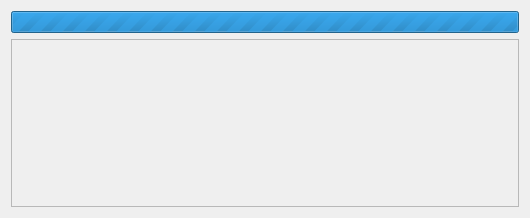
Qt form picup/ui_files/LinkDialog.ui (Arvedui/picup) before a commit.
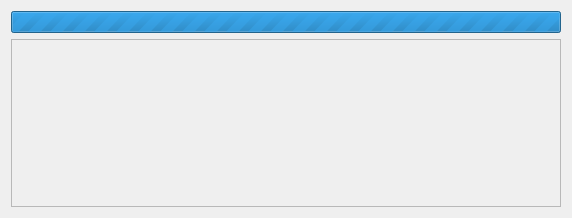
The same form after that commit.

The edit to the form file:
```diff
--- a/picup/ui_files/LinkDialog.ui
+++ b/picup/ui_files/LinkDialog.ui
@@ -6,15 +6,18 @@
    <rect>
     <x>0</x>
     <y>0</y>
-    <width>530</width>
+    <width>572</width>
     <height>218</height>
    </rect>
   </property>
   <property name="windowTitle">
    <string>Dialog</string>
   </property>
-  <layout class="QGridLayout" name="gridLayout">
-   <item row="0" column="0">
+  <property name="locale">
+   <locale language="German" country="Germany"/>
+  </property>
+  <layout class="QVBoxLayout" name="verticalLayout">
+   <item>
     <widget class="QProgressBar" name="progressBar_upload">
      <property name="maximum">
       <number>0</number>
@@ -33,8 +36,14 @@
      </property>
     </widget>
    </item>
-   <item row="1" column="0">
+   <item>
     <widget class="QScrollArea" name="scrollArea">
+     <property name="sizePolicy">
+      <sizepolicy hsizetype="Minimum" vsizetype="Minimum">
+       <horstretch>0</horstretch>
+       <verstretch>0</verstretch>
+      </sizepolicy>
+     </property>
      <property name="widgetResizable">
       <bool>true</bool>
      </property>
@@ -43,7 +52,7 @@
        <rect>
         <x>0</x>
         <y>0</y>
-        <width>514</width>
+        <width>556</width>
         <height>175</height>
        </rect>
       </property>
```
Left out of the diff: 5 changed lines with no effect on the pictures.
